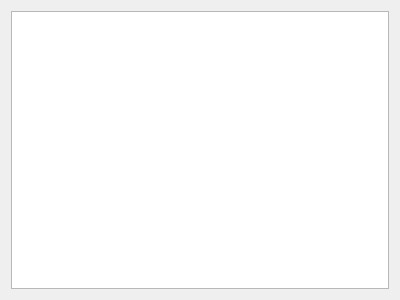
The window that YAD-Studio/Widgets/LeftMenuWidget.ui (Yad-Studio/YAD-Studio) describes before a commit, drawn with Qt 5.
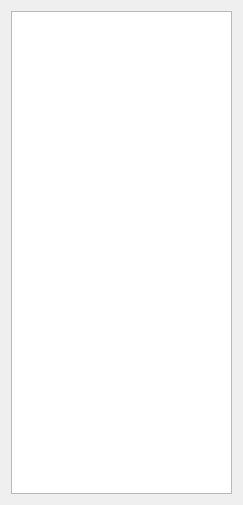
The same window after the commit.

Commit message: #5 added widget of function for left menu

```diff
--- a/YAD-Studio/Widgets/LeftMenuWidget.ui
+++ b/YAD-Studio/Widgets/LeftMenuWidget.ui
@@ -6,8 +6,8 @@
    <rect>
     <x>0</x>
     <y>0</y>
-    <width>400</width>
-    <height>300</height>
+    <width>243</width>
+    <height>505</height>
    </rect>
   </property>
   <property name="windowTitle">
```
The commit also changes 5 other files.
